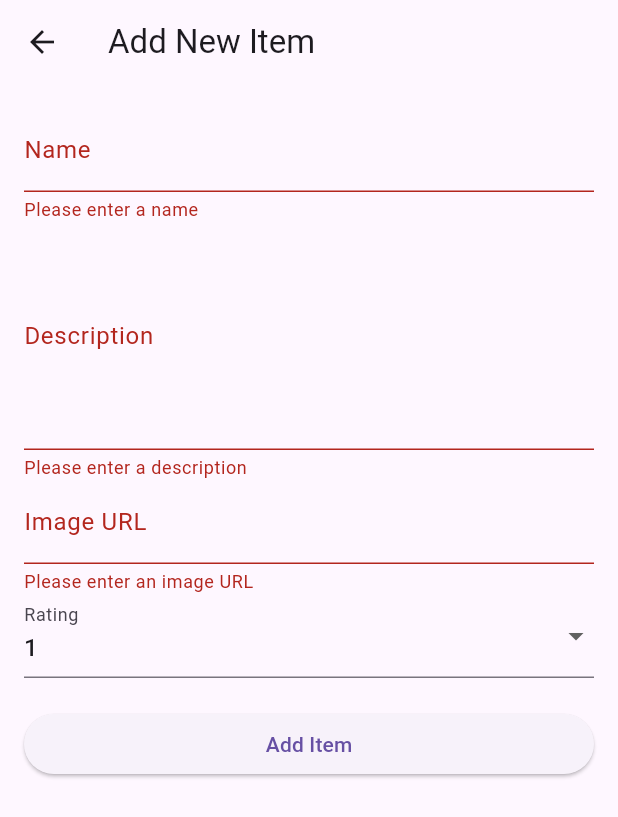
After one commit to digital-matty/flutter_assignment_session_2k24, a Flutter app: the AddItemScreen screen opened directly, after a tap on "Add Item", on a phone screen of 412 x 824 dp. The commit adds this screen. Shown: the top 817 px of the screen. Run offline on Flutter 3.47's test engine with Material 3 defaults, Android fonts, the phone set to English and light mode, and no system bars; our stand-ins replace flutter_native_splash, shared_preferences, sqflite, webview_flutter; accounts and stored records are empty; Roboto replaces fonts that are missing (Poppins).

```diff
--- /dev/null
+++ b/lib/home/additem.dart
@@ -0,0 +1,113 @@
+import 'package:flutter/material.dart';
+
+import 'package:path_provider/path_provider.dart';
+
+import '../db/dbhelper.dart';
+import '../model/item.dart';
+
+
+class AddItemScreen extends StatefulWidget {
+  @override
+  _AddItemScreenState createState() => _AddItemScreenState();
+}
+
+class _AddItemScreenState extends State<AddItemScreen> {
+  final _formKey = GlobalKey<FormState>();
+  final _nameController = TextEditingController();
+  final _descriptionController = TextEditingController();
+  final _imageUrlController = TextEditingController();
+  int _rating = 1;
+
+  @override
+  Widget build(BuildContext context) {
+    return Scaffold(
+      appBar: AppBar(
+        title: Text('Add New Item'),
+      ),
+      body: Padding(
+        padding: EdgeInsets.all(16.0),
+        child: Form(
+          key: _formKey,
+          child: ListView(
+            children: [
+              TextFormField(
+                controller: _nameController,
+                decoration: InputDecoration(labelText: 'Name'),
+
+                validator: (value) {
+                  if (value == null || value.isEmpty) {
+                    return 'Please enter a name';
+                  }
+                  return null;
+                },
+              ),
+              TextFormField(
+                controller: _descriptionController,
+                decoration: InputDecoration(labelText: 'Description'),
+
+                validator: (value) {
+                  if (value == null || value.isEmpty) {
+                    return 'Please enter a description';
+                  }
+                  if (value.length < 10) {
+                    return 'Description must be at least 150 characters';
+                  }
+                  return null;
+                },
+                maxLines: 5,
+              ),
+              TextFormField(
+                controller: _imageUrlController,
+                decoration: InputDecoration(labelText: 'Image URL'),
+                validator: (value) {
+                  if (value == null || value.isEmpty) {
+                    return 'Please enter an image URL';
+                  }
+                  return null;
+                },
+              ),
+              DropdownButtonFormField<int>(
+                value: _rating,
+                decoration: InputDecoration(labelText: 'Rating'),
+                items: [1, 2, 3, 4, 5].map((int value) {
+                  return DropdownMenuItem<int>(
+                    value: value,
+                    child: Text(value.toString()),
+                  );
+                }).toList(),
+                onChanged: (newValue) {
+                  setState(() {
+                    _rating = newValue!;
+                  });
+                },
+              ),
+              SizedBox(height: 20),
+              ElevatedButton(
+                onPressed: _submitForm,
+                child: Text('Add Item'),
+              ),
+            ],
+          ),
+        ),
+      ),
+    );
+  }
+
+  void _submitForm() async {
+    if (_formKey.currentState!.validate()) {
+     // final timeAdded = DateFormat('dd-MM-yyyy hh:mm a').format(DateTime.now());
+
+      final newItem = Item(
+        name: _nameController.text,
+        description: _descriptionController.text,
+        imageUrl: _imageUrlController.text,
+        timeAdded: "",
+        rating: _rating,
+        numberOfViews: 0,
+      );
+
+      await DatabaseHelper().insertItem(newItem);
+      Navigator.pop(context);
+    }
+  }
+}
--- /dev/null
+++ b/lib/model/item.dart
@@ -0,0 +1,31 @@
+class Item {
+  final int? id;
+  final String name;
+  final String description;
+  final String imageUrl;
+  final String timeAdded;
+  final int rating;
+  final int numberOfViews;
+
+  Item({
+    this.id,
+    required this.name,
+    required this.description,
+    required this.imageUrl,
+    required this.timeAdded,
+    required this.rating,
+    required this.numberOfViews,
+  });
+
+  Map<String, dynamic> toMap() {
+    return {
+      'id': id,
+      'name': name,
+      'description': description,
+      'imageUrl': imageUrl,
+      'timeAdded': timeAdded,
+      'rating': rating,
+      'numberOfViews': numberOfViews,
+    };
+  }
+}
--- /dev/null
+++ b/lib/model/user.dart
@@ -0,0 +1,23 @@
+class User {
+  int? id;
+  final String name;
+  final String imageUrl;
+  final String email;
+
+  User({
+    this.name = "",
+    this.imageUrl = "https://cdn.pixabay.com/photo/2016/03/31/19/57/avatar-1295404_960_720.png",
+    this.id,
+    this.email = "",
+  });
+
+  // Usado para inserir dados no banco de dados
+  Map<String, dynamic> toMap() {
+    return <String, dynamic>{
+      "id": id,
+      "name": name,
+      "imageUrl": imageUrl,
+      "email": email,
+    };
+  }
+}
--- /dev/null
+++ b/lib/utils/common_webview.dart
@@ -0,0 +1,23 @@
+import 'package:flutter/material.dart';
+import 'package:webview_flutter/webview_flutter.dart';
+
+
+
+class MyWebView extends StatelessWidget {
+  final String url;
+   bool isLoading=true;
+
+MyWebView({required this.url});
+  @override
+  Widget build(BuildContext context) {
+    return Scaffold(
+      //appBar: AppBar(
+       // title: const Text('SMART'),
+     // ),
+      body: WebView(
+        initialUrl: url,
+        javascriptMode: JavascriptMode.unrestricted, // Enable JavaScript
+      ),
+    );
+  }
+}
```
Also changed, not shown: lib/account/account.dart (+61 -11 lines), lib/db/dbhelper.dart (added, +96 -0 lines), lib/db/sql_helper.dart (added, +85 -0 lines), lib/home/home.dart (+78 -18 lines), lib/login/account_login.dart (+13 -1 lines), lib/main.dart (+27 -7 lines), lib/provider/auth_provider.dart (added, +36 -0 lines), lib/provider/theme_provider.dart (added, +34 -0 lines), lib/provider/user_list_provider.dart (added, +35 -0 lines), lib/signup/signup.dart (+23 -2 lines), pubspec.yaml (+10 -1 lines), pubspec.lock, 4 other files.
